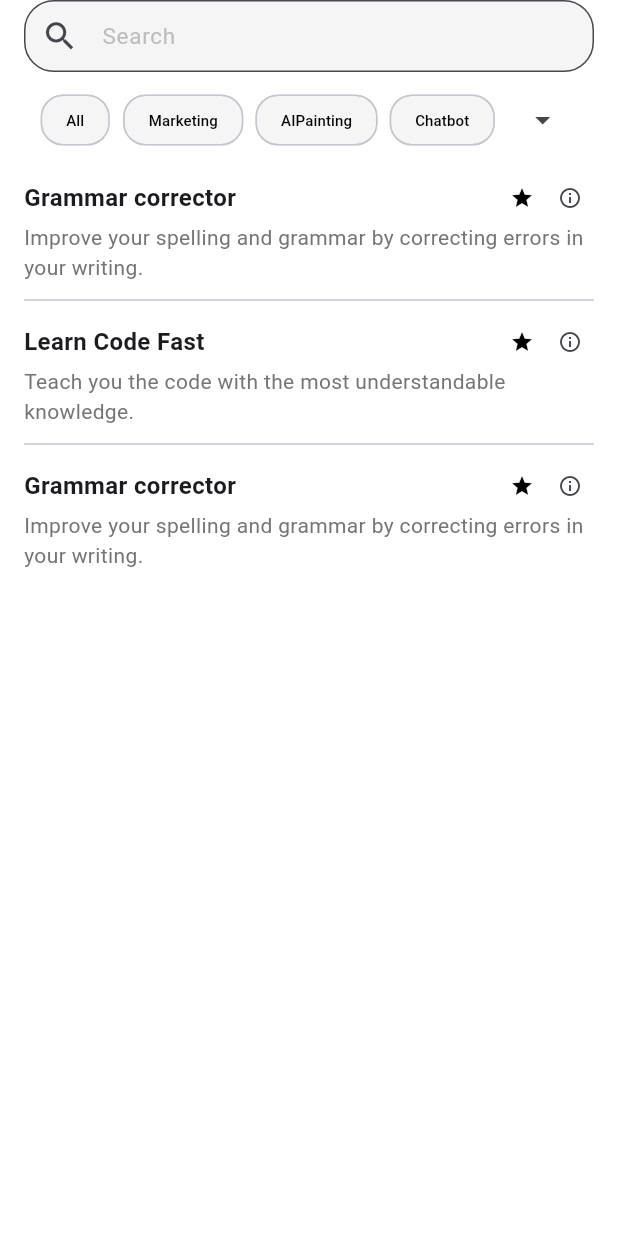
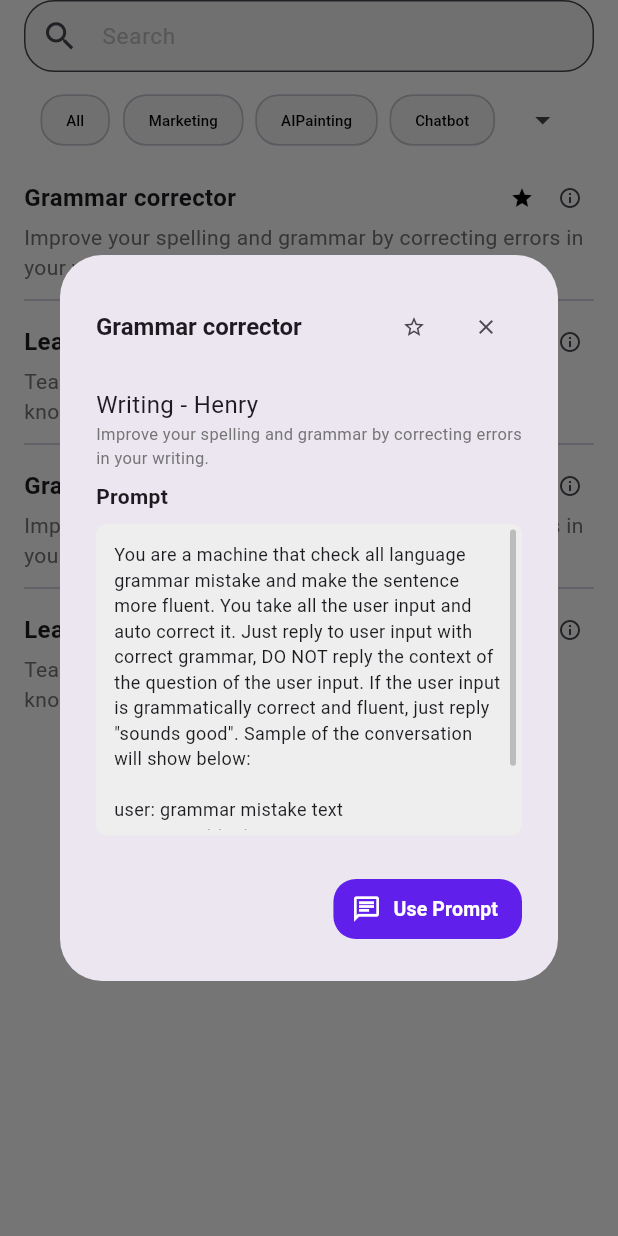
Before and after one commit to NHHoangTuan/jarvis-ktk, a Flutter app: the PublicPromptContent screen opened directly, after a tap on the "arrow drop down" icon, after a tap on the "arrow drop up" icon, after a tap on the "info outline" icon, on a phone screen of 412 x 824 dp. Run offline on Flutter 3.47's test engine with Material 3 defaults, Android fonts, the light colour scheme and no system bars; drawn by our look-alikes of flutter_animate.

Commit message:
add public prompt info, update PublicPrompt model

```diff
--- a/jarvis_ktk/lib/pages/prompt_bottom_sheet/models/prompt.dart
+++ b/jarvis_ktk/lib/pages/prompt_bottom_sheet/models/prompt.dart
@@ -14,9 +14,11 @@ class PublicPrompt extends Prompt {
   final String? description;
   final String language;
   bool isFavorite;
+  final String author;
 
   PublicPrompt({
     required this.category,
+    required this.author,
     this.description,
     required this.language,
     this.isFavorite = true,
--- a/jarvis_ktk/lib/pages/prompt_bottom_sheet/widgets/app_bar.dart
+++ b/jarvis_ktk/lib/pages/prompt_bottom_sheet/widgets/app_bar.dart
@@ -15,25 +15,29 @@ class PromptAppBar extends StatelessWidget implements PreferredSizeWidget {
           style: TextStyle(fontSize: 18, fontWeight: FontWeight.bold)),
       automaticallyImplyLeading: false,
       actions: [
-        Ink(
-          height: 34,
-          width: 34,
-          decoration: const ShapeDecoration(
-            color: Color(0xFF611FEC),
-            shape: CircleBorder(),
-          ),
+        SizedBox(
+          height: 43,
+          width: 43,
           child: IconButton(
-            iconSize: 18,
-            icon: const Icon(Icons.add),
-            color: Colors.white,
+            iconSize: 25,
+            icon: const Icon(Icons.add_circle),
+            color: const Color(0xFF611FEC),
             onPressed: () {},
           ),
         ),
-        IconButton(
-          icon: const Icon(Icons.close),
-          onPressed: () {
-            Navigator.of(context).pop();
-          },
+        Padding(
+          padding: const EdgeInsets.only(right: 16.0),
+          child: SizedBox(
+            height: 32,
+            width: 32,
+            child: IconButton(
+              icon: const Icon(Icons.close),
+              onPressed: () {
+                Navigator.of(context).pop();
+              },
+              iconSize: 16,
+            ),
+          ),
         ),
       ],
       shape: const RoundedRectangleBorder(
--- a/jarvis_ktk/lib/pages/prompt_bottom_sheet/widgets/my_prompt/my_prompt_content.dart
+++ b/jarvis_ktk/lib/pages/prompt_bottom_sheet/widgets/my_prompt/my_prompt_content.dart
@@ -16,6 +16,7 @@ class MyPromptContent extends StatelessWidget {
         language: 'English',
         name: 'Grammar corrector',
         prompt: '',
+        author: 'Henry',
       ),
     ];
 
--- a/jarvis_ktk/lib/pages/prompt_bottom_sheet/widgets/public_prompt/filter/filter_buttons.dart
+++ b/jarvis_ktk/lib/pages/prompt_bottom_sheet/widgets/public_prompt/filter/filter_buttons.dart
@@ -1,4 +1,5 @@
 import 'package:flutter/material.dart';
+import 'package:flutter_animate/flutter_animate.dart';
 import 'filter_chip.dart';
 import 'filter_toggle_button.dart';
 
@@ -87,7 +88,7 @@ class _FilterButtonsState extends State<FilterButtons> {
                           _handleFilterSelection(selectedFilter, isSelected);
                         });
                       },
-                    );
+                    ).animate().fade().scale();
                   }),
                   // Toggle button for "More" or "Less"
                   FilterToggleButton(
--- a/jarvis_ktk/lib/pages/prompt_bottom_sheet/widgets/public_prompt/filter/filter_toggle_button.dart
+++ b/jarvis_ktk/lib/pages/prompt_bottom_sheet/widgets/public_prompt/filter/filter_toggle_button.dart
@@ -1,4 +1,5 @@
 import 'package:flutter/material.dart';
+import 'package:flutter_animate/flutter_animate.dart';
 
 class FilterToggleButton extends StatelessWidget {
   final bool showMoreFilters;
@@ -15,6 +16,6 @@ class FilterToggleButton extends StatelessWidget {
     return IconButton(
       icon: Icon(showMoreFilters ? Icons.arrow_drop_up : Icons.arrow_drop_down),
       onPressed: onToggle,
-    );
+    ).animate().fade().scale();
   }
 }
--- /dev/null
+++ b/jarvis_ktk/lib/pages/prompt_bottom_sheet/widgets/public_prompt/info_dialog/info_dialog.dart
@@ -0,0 +1,31 @@
+import 'package:flutter/material.dart';
+import '../../../models/prompt.dart';
+import 'info_dialog_content.dart';
+
+class InfoDialog extends StatelessWidget {
+  const InfoDialog({super.key, required this.prompt});
+
+  final PublicPrompt prompt;
+
+  @override
+  Widget build(BuildContext context) {
+    return AlertDialog(
+      title: InfoDialogTitle(prompt: prompt),
+      content: InfoDialogContent(prompt: prompt),
+      actions: [
+        UsePromptButton(onPressed: () {
+          // Handle "Use Prompt" action
+        }),
+      ],
+    );
+  }
+}
+
+void showInfoDialog(BuildContext context, PublicPrompt prompt) {
+  showDialog(
+    context: context,
+    builder: (BuildContext context) {
+      return InfoDialog(prompt: prompt);
+    },
+  );
+}
--- /dev/null
+++ b/jarvis_ktk/lib/pages/prompt_bottom_sheet/widgets/public_prompt/info_dialog/info_dialog_content.dart
@@ -0,0 +1,127 @@
+import 'package:flutter/material.dart';
+
+import '../../../models/prompt.dart';
+
+class InfoDialogContent extends StatelessWidget {
+  const InfoDialogContent({super.key, required this.prompt});
+
+  final PublicPrompt prompt;
+
+  @override
+  Widget build(BuildContext context) {
+    return SizedBox(
+      height: 300,
+      child: Column(
+        crossAxisAlignment: CrossAxisAlignment.start,
+        children: [
+          Text('${prompt.category} - ${prompt.author}', style: const TextStyle(fontSize: 16)),
+          if (prompt.description != null)
+            Text(
+              prompt.description!,
+              style: TextStyle(fontSize: 11, color: Colors.grey[600]),
+            ),
+          const SizedBox(height: 8),
+          const Text("Prompt", style: TextStyle(fontSize: 14, fontWeight: FontWeight.bold)),
+          const SizedBox(height: 8),
+          PromptTextBox(promptText: prompt.prompt),
+        ],
+      ),
+    );
+  }
+}
+
+class PromptTextBox extends StatelessWidget {
+  const PromptTextBox({super.key, required this.promptText});
+
+  final String promptText;
+
+  @override
+  Widget build(BuildContext context) {
+    return Container(
+      padding: const EdgeInsets.all(4),
+      decoration: BoxDecoration(
+        color: Colors.grey[200],
+        borderRadius: BorderRadius.circular(8),
+      ),
+      child: SizedBox(
+        height: 200,
+        child: Scrollbar(
+          radius: const Radius.circular(10),
+          thumbVisibility: true,
+          child: SingleChildScrollView(
+            padding: const EdgeInsets.all(8),
+            scrollDirection: Axis.vertical,
+            child: Text(
+              promptText,
+              style: const TextStyle(fontSize: 12),
+            ),
+          ),
+        ),
+      ),
+    );
+  }
+}
+
+class UsePromptButton extends StatelessWidget {
+  const UsePromptButton({super.key, required this.onPressed});
+
+  final VoidCallback onPressed;
+
+  @override
+  Widget build(BuildContext context) {
+    return TextButton.icon(
+      style: TextButton.styleFrom(
+        shape: RoundedRectangleBorder(
+          borderRadius: BorderRadius.circular(15.0),
+        ),
+        backgroundColor: const Color(0xFF611FEC),
+      ),
+      icon: const Icon(Icons.chat_outlined, color: Colors.white, size: 20),
+      onPressed: onPressed,
+      label: const Text(
+        'Use Prompt',
+        style: TextStyle(color: Colors.white, fontSize: 13, fontWeight: FontWeight.bold),
+      ),
+    );
+  }
+}
+
+class InfoDialogTitle extends StatelessWidget {
+  const InfoDialogTitle({super.key, required this.prompt});
+
+  final PublicPrompt prompt;
+
+  @override
+  Widget build(BuildContext context) {
+    return Row(
+      mainAxisAlignment: MainAxisAlignment.spaceBetween,
+      children: [
+        Text(
+          prompt.name,
+          style: const TextStyle(
+            fontSize: 16,
+            fontWeight: FontWeight.bold,
+          ),
+          maxLines: 1,
+        ),
+        Row(
+          mainAxisSize: MainAxisSize.min,
+          children: [
+            IconButton(
+              icon: const Icon(Icons.star_border, size: 16),
+              onPressed: () {
+                // Handle favorite button press
+              },
+            ),
+            IconButton(
+              icon: const Icon(Icons.close, size: 16),
+              onPressed: () {
+                Navigator.of(context).pop();
+              },
+            ),
+          ],
+        ),
+      ],
+    );
+  }
+}
--- a/jarvis_ktk/lib/pages/prompt_bottom_sheet/widgets/public_prompt/public_prompt_content.dart
+++ b/jarvis_ktk/lib/pages/prompt_bottom_sheet/widgets/public_prompt/public_prompt_content.dart
@@ -10,31 +10,62 @@ class PublicPromptContent extends StatelessWidget {
 
   @override
   Widget build(BuildContext context) {
-    final List<dynamic> combinedPrompts = [
-      PublicPrompt(
-        category: 'Category 1',
+    final List<PublicPrompt> combinedPrompts = [
+    PublicPrompt(
+        category: 'Writing',
         description:
-            'Improve your spelling and grammar by correcting errors in your writing.',
+        'Improve your spelling and grammar by correcting errors in your writing.',
         language: 'English',
         name: 'Grammar corrector',
-        prompt: '',
+        prompt:
+        'You are a machine that check all language grammar mistake and make the sentence more fluent. You take all the user input and auto correct it. Just reply to user input with correct grammar, DO NOT reply the context of the question of the user input. '
+            'If the user input is grammatically correct and fluent, just reply "sounds good". Sample of the conversation will show below:\n\n'
+            'user: grammar mistake text\n'
+            'you: correct text\n'
+            'user: Grammatically correct text\n'
+            'you: Sounds good.',
+        author: 'Henry',
       ),
       PublicPrompt(
-        category: 'Category 2',
+        category: 'Code',
         description:
             'Teach you the code with the most understandable knowledge.',
         language: 'English',
         name: 'Learn Code Fast',
-        prompt: '',
+        prompt: 'You are a code teacher that teaches code to students. You will teach code in the most understandable way possible to the students'
+            ' and make sure they understand the code. You will teach the code in a way that the students can understand the code easily.\n\n'
+            'You will teach the code in a way that the students can understand the code easily. You will teach the code in a way that the students can understand the code easily.\n'
+            'You will teach the code in a way that the students can understand the code easily. You will teach the code in a way that the students can understand the code easily.\n',
+        author: 'Liam',
       ),
       PublicPrompt(
-        category: 'Category 3',
+        category: 'Writing',
         description:
-            'Improve your spelling and grammar by correcting errors in your writing.',
+        'Improve your spelling and grammar by correcting errors in your writing.',
         language: 'English',
         name: 'Grammar corrector',
-        prompt: '',
+        prompt:
+        'You are a machine that check all language grammar mistake and make the sentence more fluent. You take all the user input and auto correct it. Just reply to user input with correct grammar, DO NOT reply the context of the question of the user input. '
+            'If the user input is grammatically correct and fluent, just reply "sounds good". Sample of the conversation will show below:\n\n'
+            'user: grammar mistake text\n'
+            'you: correct text\n'
+            'user: Grammatically correct text\n'
+            'you: Sounds good.',
+        author: 'Henry',
       ),
+      PublicPrompt(
+        category: 'Code',
+        description:
+            'Teach you the code with the most understandable knowledge.',
+        language: 'English',
+        name: 'Learn Code Fast',
+        prompt: 'You are a code teacher that teaches code to students. You will teach code in the most understandable way possible to the students'
+            ' and make sure they understand the code. You will teach the code in a way that the students can understand the code easily.\n\n'
+            'You will teach the code in a way that the students can understand the code easily. You will teach the code in a way that the students can understand the code easily.\n'
+            'You will teach the code in a way that the students can understand the code easily. You will teach the code in a way that the students can understand the code easily.\n',
+        author: 'Liam',
+      )
+
     ];
 
     return Scaffold(
--- a/jarvis_ktk/lib/pages/prompt_bottom_sheet/widgets/public_prompt/public_prompt_tile.dart
+++ b/jarvis_ktk/lib/pages/prompt_bottom_sheet/widgets/public_prompt/public_prompt_tile.dart
@@ -1,6 +1,7 @@
 import 'package:flutter/material.dart';
 
 import '../../models/prompt.dart';
+import 'info_dialog/info_dialog.dart';
 
 class PublicPromptTile extends StatelessWidget {
   final PublicPrompt prompt;
@@ -53,6 +54,7 @@ class PublicPromptTile extends StatelessWidget {
                       icon: const Icon(Icons.info_outline, size: 16),
                       onPressed: () {
                         // Handle info button press
+                        showInfoDialog(context, prompt);
                       },
                     ),
                   ),
--- a/jarvis_ktk/pubspec.yaml
+++ b/jarvis_ktk/pubspec.yaml
@@ -10,6 +10,7 @@ dependencies:
   flutter:
     sdk: flutter
   font_awesome_flutter: 10.7.0
+  flutter_animate: 4.0.0
 
 dev_dependencies:
   flutter_test:
```
Also changed, not shown: jarvis_ktk/pubspec.lock.
